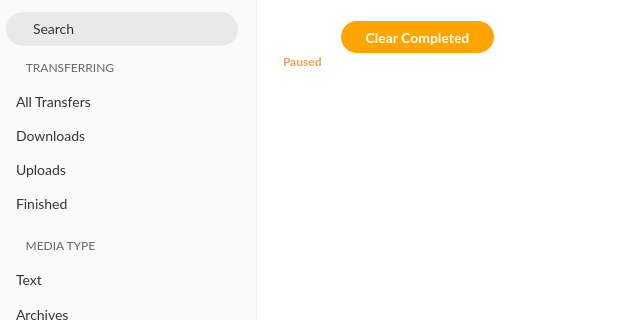
First picture: the form in src/MEGASync/gui/linux/TransferManager.ui, repository meganz/MEGAsync, before the edit; both pictures show x 0 to 623 and y 0 to 320 of the 1045 by 720 pixel window.
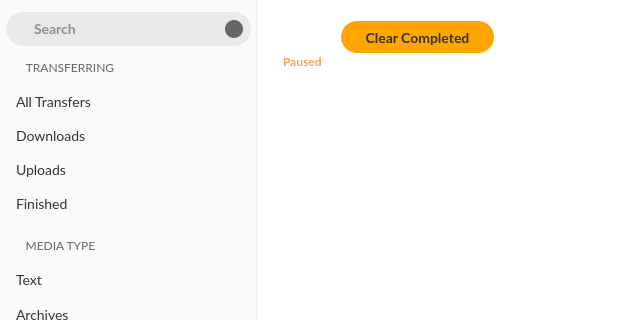
Second picture: the form after the edit. The open tabs and pages were chosen to show the change. Icons and pictures are not drawn. Custom widgets are drawn as their Qt base class.

Commit message: Transfer Manager: Fix clear/cancel bug, fix ghost rows at init (race problem when initialising model), polish UI, update assets

```diff
--- a/src/MEGASync/gui/linux/TransferManager.ui
+++ b/src/MEGASync/gui/linux/TransferManager.ui
@@ -133,53 +133,65 @@
      max-height: 34px;
 }
 
-#wSearchField
+#pSearch
 {
     height: 34px;
     min-height: 34px;
     max-height: 34px;
-    width: 232px;
-    min-width: 232px;
-    max-width: 232px;
     border-radius: 17px;
     background-color: #E9E9E9;
 }
 
 #leSearchField
 {
-    color: #333333;
-    font-size: 14px;
-    background-color: #E9E9E9;
-}
-
-#wSearchField QToolButton
-{
-    height: 34px;
-    width: 18px;
-    min-height: 34px;
-    min-width: 18px;
-    max-height: 34px;
-    max-width: 18px;
-    qProperty-iconSize: 18px;
-    border: none;
-}
-
-#tSearchCancel
-{
-    padding-right: 7px;
+    background-color: transparent;
+  color: #333333;
+  font-size: 14px;
+  font-weight: 600;
 }
 
 #tSearchIcon
 {
-    padding-left: 7px;
+    height: 18px;
+    width: 18px;
+    min-height: 18px;
+    min-width: 18px;
+    max-height: 18px;
+    max-width: 18px;
+    qProperty-iconSize: 18px;
+    border: none;
+}
+
+#tSearchCancel
+{
+    width: 18px;
+    height: 18px;
+    min-width: 18px;
+    min-height: 18px;
+    max-height: 18px;
+    max-width: 18px;
+    border-radius: 9px;
+    background-color: #666666;
+    qProperty-iconSize: 16px;
+	border: none;
+	padding: 0px;
+	margin: 0px;
 }
 
 #tClearSearchResult
 {
+    width: 16px;
+    height: 16px;
+    min-width: 16px;
+    min-height: 16px;
+    max-width: 16px;
+    max-height: 16px;
+    background-color: #EEEEEE;
     qProperty-iconSize: 16px;
+    border-radius: 4px;
 }
 
-#wLogoHeader QToolButton
+#pTransfers QToolButton
 {
     height: 32px;
     width: 32px;
@@ -188,11 +200,11 @@
     max-height: 32px;
     max-width: 32px;
     qProperty-iconSize: 18px;
-    border: 1px solid rgba(0,0,0,0.2);
+    border: 1px solid #F5F5F5;
     background-color: #E9E9E9;
     border-radius: 17px;
-    margin-left: 4px;
-    margin-right: 4px;
+	padding: 0px;
+	margin: 0px;
 }
 
 #sStatus
@@ -235,7 +247,6 @@
     margin-right: 6px;
 }
 
-
 #tClearCompleted
 {
 	 height: 32px;
@@ -245,9 +256,6 @@
 	padding-left: 20px;
 	padding-right: 20px;
   background-color: #FFA500;
-  color: #FFFFFF;
-  font-size: 14px;
-  font-weight: bold;
 	margin-left: 16px;
 }
 
@@ -258,6 +266,7 @@
     background-color: #F88183;
     border-radius: 13px;
     margin-left: 12px;
+    qProperty-iconSize: 24px;
 }
 
 #wRightPaneHeader QPushButton, QToolButton
@@ -402,27 +411,18 @@
          </widget>
         </widget>
         <widget class="QWidget" name="pSearch">
-         <widget class="QWidget" name="wSearchField" native="true">
-          <property name="geometry">
-           <rect>
-            <x>0</x>
-            <y>0</y>
-            <width>232</width>
-            <height>34</height>
-           </rect>
-          </property>
-          <layout class="QHBoxLayout" name="wSearchFieldLayout">
+         <layout class="QHBoxLayout" name="pSearchLayout" stretch="0,0,0">
            <property name="spacing">
             <number>0</number>
            </property>
            <property name="leftMargin">
-            <number>0</number>
+           <number>8</number>
            </property>
            <property name="topMargin">
             <number>0</number>
            </property>
            <property name="rightMargin">
-            <number>0</number>
+           <number>8</number>
            </property>
            <property name="bottomMargin">
             <number>0</number>
@@ -443,12 +443,21 @@
            </item>
            <item>
             <widget class="QLineEdit" name="leSearchField">
+            <property name="sizePolicy">
+             <sizepolicy hsizetype="Preferred" vsizetype="Fixed">
+              <horstretch>0</horstretch>
+              <verstretch>0</verstretch>
+             </sizepolicy>
+            </property>
              <property name="text">
-              <string>Search</string>
+             <string/>
              </property>
              <property name="frame">
               <bool>false</bool>
              </property>
+            <property name="placeholderText">
+             <string>Search</string>
+            </property>
             </widget>
            </item>
            <item>
@@ -460,7 +469,6 @@
             </widget>
            </item>
           </layout>
-         </widget>
         </widget>
        </widget>
       </item>
```
Left out of the diff: 44 changed lines with no effect on the pictures. Lines whose indentation alone changed are shown as unchanged. The commit also changes 71 other files.
